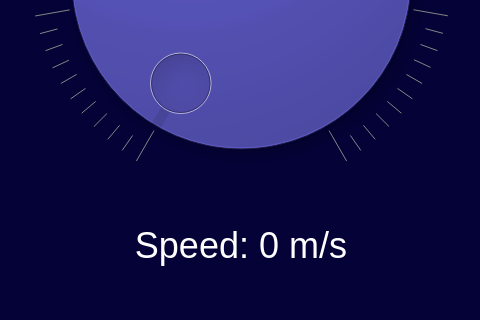
Old version of the form DistributedEmbeddedSystems/digital_cluster/mainwindow.ui in the repository SEAME-pt/Team05_SEA-ME-WayFi; both pictures show x 159 to 639 and y 280 to 600 of the 800 by 600 pixel window.
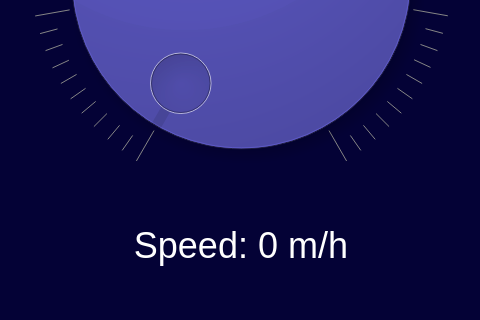
New version of the form.

Commit message: change to m/h and .ui with priginal colors

The edit to the form file:
```diff
--- a/DistributedEmbeddedSystems/digital_cluster/mainwindow.ui
+++ b/DistributedEmbeddedSystems/digital_cluster/mainwindow.ui
@@ -63,7 +63,7 @@
        <string notr="true">color: rgb(255, 255, 255);</string>
       </property>
       <property name="text">
-       <string>Speed: 0 m/s</string>
+       <string>Speed: 0 m/h</string>
       </property>
       <property name="alignment">
        <set>Qt::AlignCenter</set>
```
The commit also changes 1 other file.
